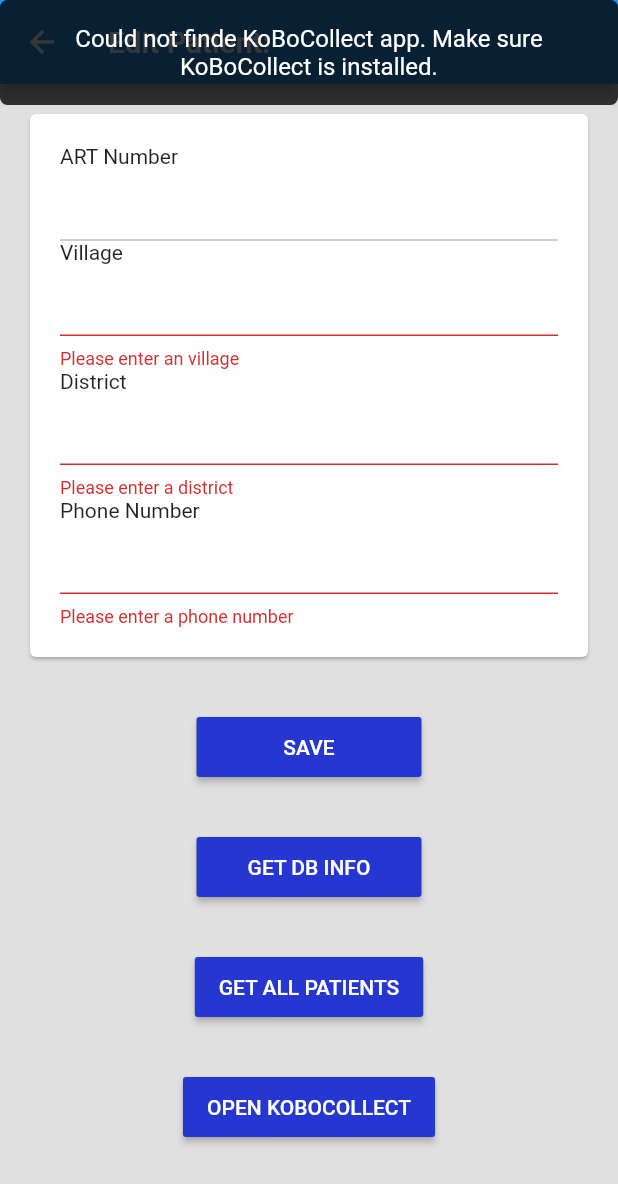
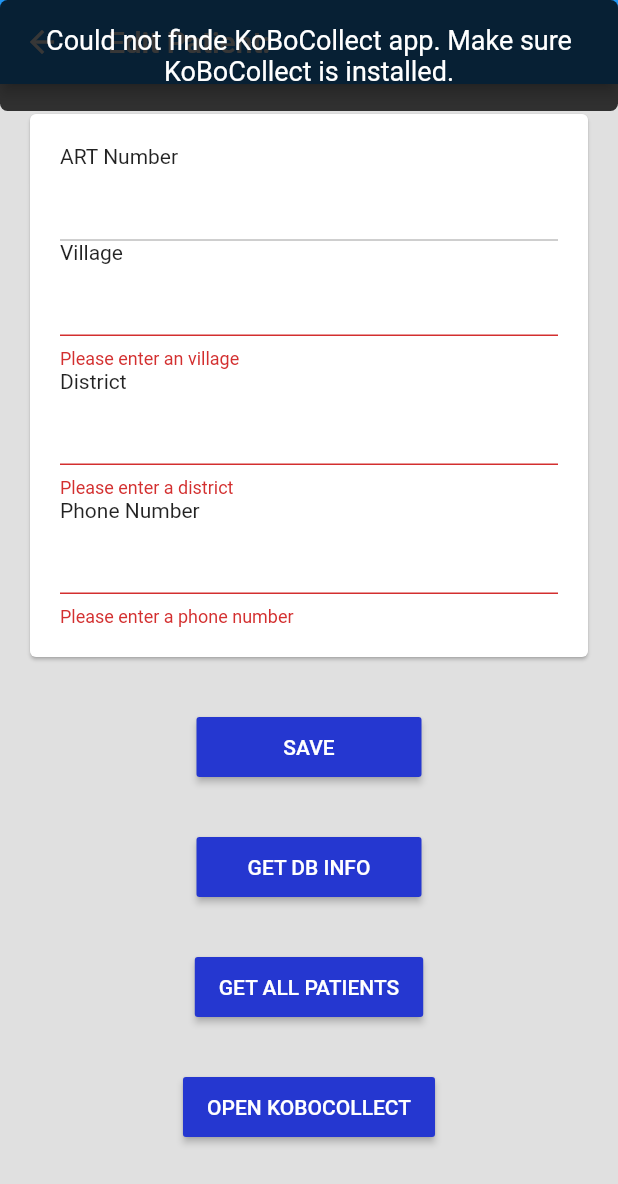
Before and after one commit to chrisly-bear/PEBRApp, a Flutter app: the NewOrEditPatientScreen screen opened directly with empty values, after a tap on "SAVE", after a tap on "OPEN KOBOCOLLECT", on a phone screen of 412 x 824 dp. Shown: the top 1184 px of the screen. Run offline on Flutter 3.47's test engine with Material 2 defaults, Android fonts, the phone set to English and light mode, and no system bars; our stand-ins replace flushbar, shared_preferences, sqflite; accounts and stored records are empty.

Commit message:
Show notification message in font size 18 when there is no title.

```diff
--- a/lib/utils/Utils.dart
+++ b/lib/utils/Utils.dart
@@ -24,7 +24,7 @@ void showFlushBar(BuildContext context, String message, {String title, bool erro
         message, textAlign: TextAlign.center,
         style: TextStyle(
             color: Colors.white,
-            fontSize: 16.0,
+            fontSize: title == null ? 18.0 : 16.0,
         ),
     ),
     boxShadow: BoxShadow(color: Colors.black, blurRadius: 5.0, offset: Offset(0.0, 0.0), spreadRadius: 0.0),
```
